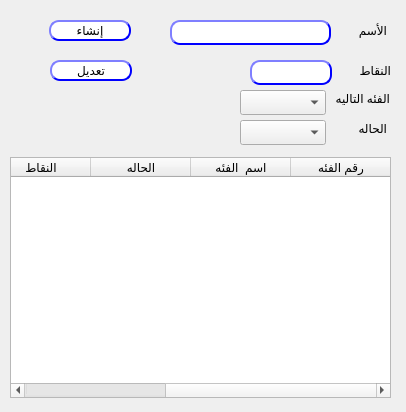
The window that presentation/loyalty_ui/createModifyCustTp.ui (shymaa123456/HyperPOS2020) describes before a commit, drawn with Qt 5.
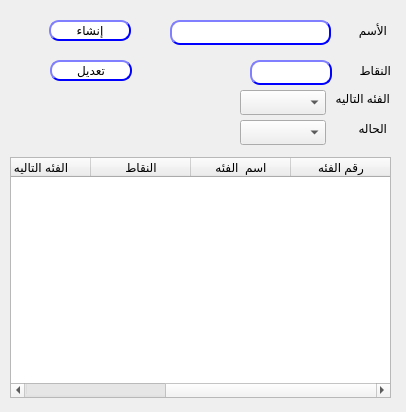
The same window after the commit.

The edit to the form file:
```diff
--- a/presentation/loyalty_ui/createModifyCustTp.ui
+++ b/presentation/loyalty_ui/createModifyCustTp.ui
@@ -142,11 +142,6 @@
      <string>اسم  الفئه</string>
     </property>
    </column>
-   <column>
-    <property name="text">
-     <string>الحاله</string>
-    </property>
-   </column>
    <column>
     <property name="text">
      <string>النقاط</string>
@@ -157,6 +152,11 @@
      <string>الفئه التاليه</string>
     </property>
    </column>
+   <column>
+    <property name="text">
+     <string>الحاله</string>
+    </property>
+   </column>
   </widget>
   <widget class="QPushButton" name="BTN_modifyCustTp">
    <property name="geometry">
```
